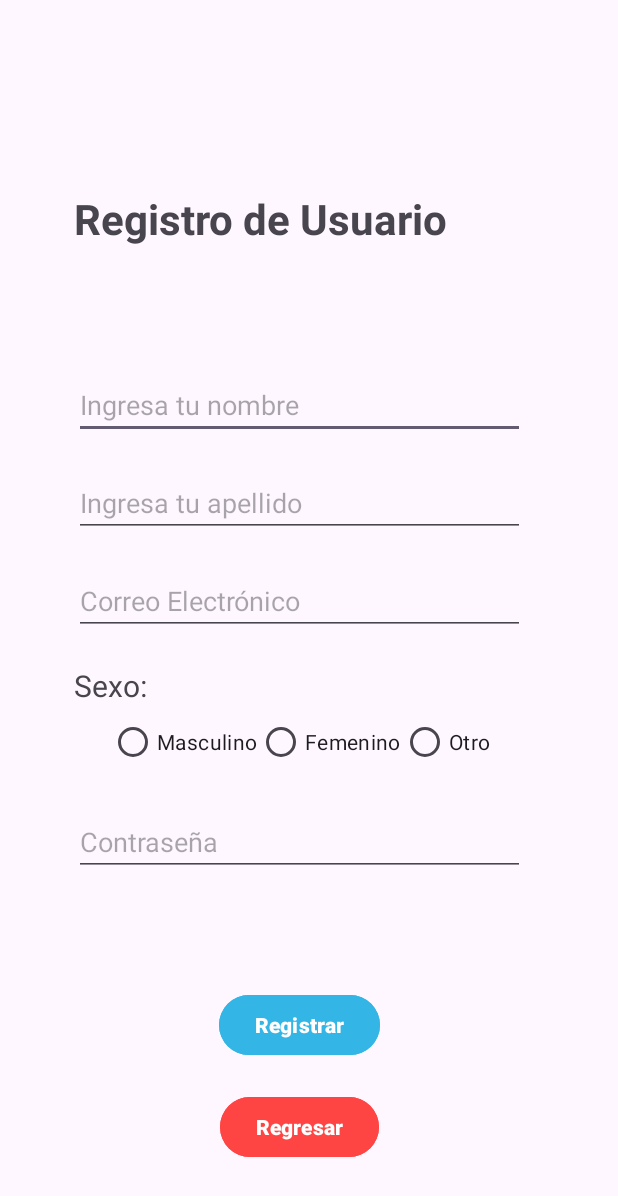
After one commit to MikeVald/diplomado-apps-m-viles-android, an Android app: the RegisterActivityEMPV screen opened directly, with no data from a screen before it, on a phone screen of 412 x 824 dp. The commit adds this screen. Shown: the top 1196 px of the screen. Run offline under Robolectric (Android 15) with nearby library versions, the phone set to English and light mode, and no system bars.

Commit message:
Tarea Registro de App Edgar Michael Perez Valdez

```diff
--- a/app/src/main/java/com/desswapp/module4eqp2/excercise/home/edgarmichaelperezvaldez/MainEMPVActivity.kt
+++ b/app/src/main/java/com/desswapp/module4eqp2/excercise/home/edgarmichaelperezvaldez/MainEMPVActivity.kt
@@ -10,6 +10,7 @@ import androidx.core.view.ViewCompat
 import androidx.core.view.WindowInsetsCompat
 import com.desswapp.module4eqp2.R
 import com.desswapp.module4eqp2.excercise.home.edgarmichaelperezvaldez.ejercicio2.HomeExerciseTwoActivity
+import com.desswapp.module4eqp2.excercise.home.edgarmichaelperezvaldez.homework.RegisterActivityEMPV
 
 class MainEMPVActivity : AppCompatActivity() {
 
@@ -39,6 +40,10 @@ class MainEMPVActivity : AppCompatActivity() {
                     val intent = Intent( this, HomeExerciseTwoActivity::class.java)
                     startActivity(intent)
                 }
+                R.id.btnHomeworkEMPV -> {
+                    val intent = Intent( this, RegisterActivityEMPV::class.java)
+                    startActivity(intent)
+                }
                 R.id.btnExitEMPV -> {
                     finish()
                 }
--- /dev/null
+++ b/app/src/main/java/com/desswapp/module4eqp2/excercise/home/edgarmichaelperezvaldez/homework/RegisterActivityEMPV.kt
@@ -0,0 +1,68 @@
+package com.desswapp.module4eqp2.excercise.home.edgarmichaelperezvaldez.homework
+
+import android.content.Intent
+import android.os.Bundle
+import android.widget.EditText
+import androidx.activity.enableEdgeToEdge
+import androidx.appcompat.app.AppCompatActivity
+import androidx.core.view.ViewCompat
+import android.widget.RadioGroup
+import android.widget.Button
+import android.widget.Toast
+import androidx.core.view.WindowInsetsCompat
+import com.desswapp.module4eqp2.R
+
+class RegisterActivityEMPV : AppCompatActivity() {
+
+    fun isValidEmail(email: String): Boolean {
+        val emailRegex = "^[A-Za-z0-9+_.-]+@[A-Za-z0-9.-]+$".toRegex()
+        return email.matches(emailRegex)
+    }
+
+    override fun onCreate(savedInstanceState: Bundle?) {
+        super.onCreate(savedInstanceState)
+        enableEdgeToEdge()
+        setContentView(R.layout.activity_register_empv)
+        ViewCompat.setOnApplyWindowInsetsListener(findViewById(R.id.main)) { v, insets ->
+            val systemBars = insets.getInsets(WindowInsetsCompat.Type.systemBars())
+            v.setPadding(systemBars.left, systemBars.top, systemBars.right, systemBars.bottom)
+            insets
+        }
+
+        val etName = findViewById<EditText>(R.id.etName)
+        val etLastName = findViewById<EditText>(R.id.etLastName)
+        val etEmail = findViewById<EditText>(R.id.etEmail)
+        val rgGenre = findViewById<RadioGroup>(R.id.rgGenre)
+        val etPassword = findViewById<EditText>(R.id.etPassword)
+        val btRegister = findViewById<Button>(R.id.btRegister)
+        val btnBack = findViewById<Button>(R.id.btBack)
+
+        btRegister.setOnClickListener {
+            val name = etName.text.toString().trim()
+            val lastname = etLastName.text.toString().trim()
+            val email = etEmail.text.toString().trim()
+            val password = etPassword.text.toString().trim()
+
+            val genre = when (rgGenre.checkedRadioButtonId) {
+                R.id.rbMale -> "Masculino"
+                R.id.rbFemale -> "Femenino"
+                R.id.rbOther -> "Otro"
+                else -> ""
+            }
+
+            if (name.isEmpty() || lastname.isEmpty() || !isValidEmail(email)|| genre.isEmpty() || password.isEmpty()) {
+                Toast.makeText(this, "Completa todos los campos", Toast.LENGTH_LONG).show()
+            } else {
+                val registrationComplete = User(name, lastname, email, genre, password)
+                val intent = Intent(this, ConfirmationActivityEMPV::class.java).apply {
+                    putExtra("EXTRA_USER", registrationComplete)
+                }
+                startActivity(intent)
+            }
+        }
+
+        btnBack.setOnClickListener {
+            finish()
+        }
+    }
+}
--- a/app/src/main/res/layout/activity_main_empvactivity.xml
+++ b/app/src/main/res/layout/activity_main_empvactivity.xml
@@ -74,7 +74,6 @@
     <Button
         android:id="@+id/btnHomeworkEMPV"
         android:layout_width="0dp"
-        android:enabled="false"
         android:text="Tarea"
         android:layout_marginTop="20dp"
         android:layout_height="wrap_content"
--- /dev/null
+++ b/app/src/main/res/layout/activity_register_empv.xml
@@ -0,0 +1,158 @@
+<?xml version="1.0" encoding="utf-8"?>
+<androidx.constraintlayout.widget.ConstraintLayout xmlns:android="http://schemas.android.com/apk/res/android"
+    xmlns:app="http://schemas.android.com/apk/res-auto"
+    xmlns:tools="http://schemas.android.com/tools"
+    android:id="@+id/main"
+    android:layout_width="match_parent"
+    android:layout_height="match_parent"
+    tools:context=".excercise.home.edgarmichaelperezvaldez.homework.RegisterActivityEMPV">
+
+        <androidx.constraintlayout.widget.Guideline
+            android:id="@+id/glHeader"
+            android:layout_width="wrap_content"
+            android:layout_height="wrap_content"
+            android:orientation="horizontal"
+            app:layout_constraintGuide_percent=".2" />
+
+        <androidx.constraintlayout.widget.Guideline
+            android:id="@+id/glContent"
+            android:layout_width="wrap_content"
+            android:layout_height="wrap_content"
+            android:orientation="horizontal"
+            app:layout_constraintGuide_percent=".3" />
+
+
+        <androidx.constraintlayout.widget.Guideline
+            android:id="@+id/glFooter"
+            android:layout_width="wrap_content"
+            android:layout_height="wrap_content"
+            android:orientation="horizontal"
+            app:layout_constraintGuide_percent="0.8" />
+
+        <androidx.constraintlayout.widget.Guideline
+            android:id="@+id/glStartCL"
+            android:layout_width="wrap_content"
+            android:layout_height="wrap_content"
+            android:orientation="vertical"
+            app:layout_constraintGuide_percent=".12" />
+
+        <androidx.constraintlayout.widget.Guideline
+            android:id="@+id/glEndCL"
+            android:layout_width="wrap_content"
+            android:layout_height="wrap_content"
+            android:orientation="vertical"
+            app:layout_constraintGuide_percent=".85" />
+
+        <TextView
+            android:layout_width="0dp"
+            android:layout_height="wrap_content"
+            android:text="Registro de Usuario"
+            android:textSize="28sp"
+            app:layout_constraintBottom_toTopOf="@+id/glHeader"
+            app:layout_constraintStart_toStartOf="@id/glStartCL"
+            app:layout_constraintEnd_toEndOf="@id/glEndCL"
+            android:textStyle="bold"
+            android:layout_gravity="center"/>
+
+        <EditText
+            android:id="@+id/etName"
+            android:layout_width="0dp"
+            android:layout_height="wrap_content"
+            android:hint="Ingresa tu nombre"
+            android:inputType="textPersonName"
+            app:layout_constraintTop_toBottomOf="@id/glContent"
+            app:layout_constraintStart_toStartOf="@id/glStartCL"
+            app:layout_constraintEnd_toEndOf="@id/glEndCL"/>
+
+        <EditText
+            android:id="@+id/etLastName"
+            android:layout_width="0dp"
+            android:layout_height="wrap_content"
+            android:hint="Ingresa tu apellido"
+            android:inputType="textPersonName"
+            android:layout_marginTop="20dp"
+            app:layout_constraintTop_toBottomOf="@id/etName"
+            app:layout_constraintStart_toStartOf="@id/glStartCL"
+            app:layout_constraintEnd_toEndOf="@id/glEndCL"
+            />
+
+        <EditText
+            android:id="@+id/etEmail"
+            android:layout_width="0dp"
+            android:layout_height="wrap_content"
+            android:hint="Correo Electrónico"
+            android:inputType="textEmailAddress"
+            android:layout_marginTop="20dp"
+            app:layout_constraintTop_toBottomOf="@id/etLastName"
+            app:layout_constraintStart_toStartOf="@id/glStartCL"
+            app:layout_constraintEnd_toEndOf="@id/glEndCL"/>
+
+        <TextView
+            android:id="@+id/tvTitleGenre"
+            android:layout_width="wrap_content"
+            android:layout_height="wrap_content"
+            android:text="Sexo: "
+            android:textSize="20sp"
+            app:layout_constraintTop_toBottomOf="@id/etEmail"
+            app:layout_constraintStart_toStartOf="@id/glStartCL"
+            android:layout_marginTop="20dp"/>
+
+        <RadioGroup
+            android:id="@+id/rgGenre"
+            android:layout_width="wrap_content"
+            android:layout_height="wrap_content"
+            app:layout_constraintTop_toBottomOf="@id/tvTitleGenre"
+            app:layout_constraintStart_toStartOf="@id/glStartCL"
+            app:layout_constraintEnd_toEndOf="@id/glEndCL"
+            android:orientation="horizontal">
+            <RadioButton
+                android:id="@+id/rbMale"
+                android:layout_width="wrap_content"
+                android:layout_height="wrap_content"
+                android:text="Masculino"/>
+            <RadioButton
+                android:id="@+id/rbFemale"
+                android:layout_width="wrap_content"
+                android:layout_height="wrap_content"
+                android:text="Femenino"/>
+            <RadioButton
+                android:id="@+id/rbOther"
+                android:layout_width="wrap_content"
+                android:layout_height="wrap_content"
+                android:text="Otro"/>
+        </RadioGroup>
+
+        <EditText
+            android:id="@+id/etPassword"
+            android:layout_width="0dp"
+            android:layout_height="wrap_content"
+            android:hint="Contraseña"
+            android:inputType="textPassword"
+            app:layout_constraintTop_toBottomOf="@id/rgGenre"
+            app:layout_constraintStart_toStartOf="@id/glStartCL"
+            app:layout_constraintEnd_toEndOf="@id/glEndCL"
+            android:layout_marginTop="20dp"/>
+
+        <Button
+            android:id="@+id/btRegister"
+            android:layout_width="wrap_content"
+            android:layout_height="wrap_content"
+            android:text="Registrar"
+            android:textStyle="bold"
+            android:backgroundTint="@android:color/holo_blue_light"
+            app:layout_constraintTop_toBottomOf="@id/glFooter"
+            app:layout_constraintStart_toStartOf="@id/glStartCL"
+            app:layout_constraintEnd_toEndOf="@id/glEndCL"/>
+
+        <Button
+            android:id="@+id/btBack"
+            android:layout_width="wrap_content"
+            android:layout_height="wrap_content"
+            android:text="Regresar"
+            android:textStyle="bold"
+            android:layout_marginTop="20dp"
+            android:backgroundTint="@android:color/holo_red_light"
+            app:layout_constraintTop_toBottomOf="@id/btRegister"
+            app:layout_constraintStart_toStartOf="@id/glStartCL"
+            app:layout_constraintEnd_toEndOf="@id/glEndCL"/>
+</androidx.constraintlayout.widget.ConstraintLayout>
```
Also changed, not shown: app/src/main/AndroidManifest.xml (+6 -6 lines), app/src/main/java/com/desswapp/module4eqp2/excercise/home/edgarmichaelperezvaldez/homework/ConfirmationActivityEMPV.kt (added, +50 -0 lines), app/src/main/java/com/desswapp/module4eqp2/excercise/home/edgarmichaelperezvaldez/homework/User.kt (added, +11 -0 lines), app/src/main/res/layout/activity_confirmation_empv.xml (added, +133 -0 lines).
